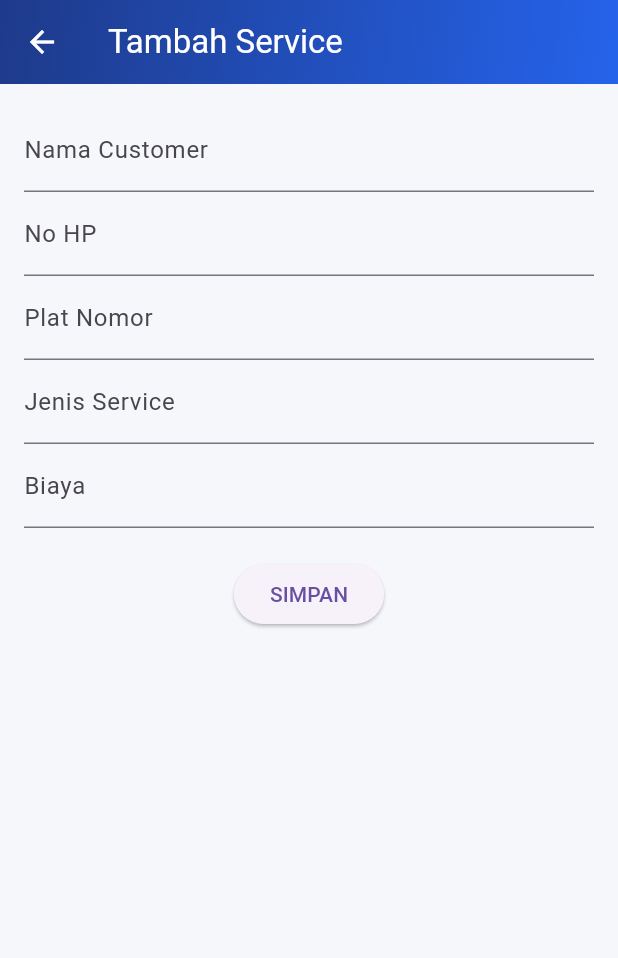
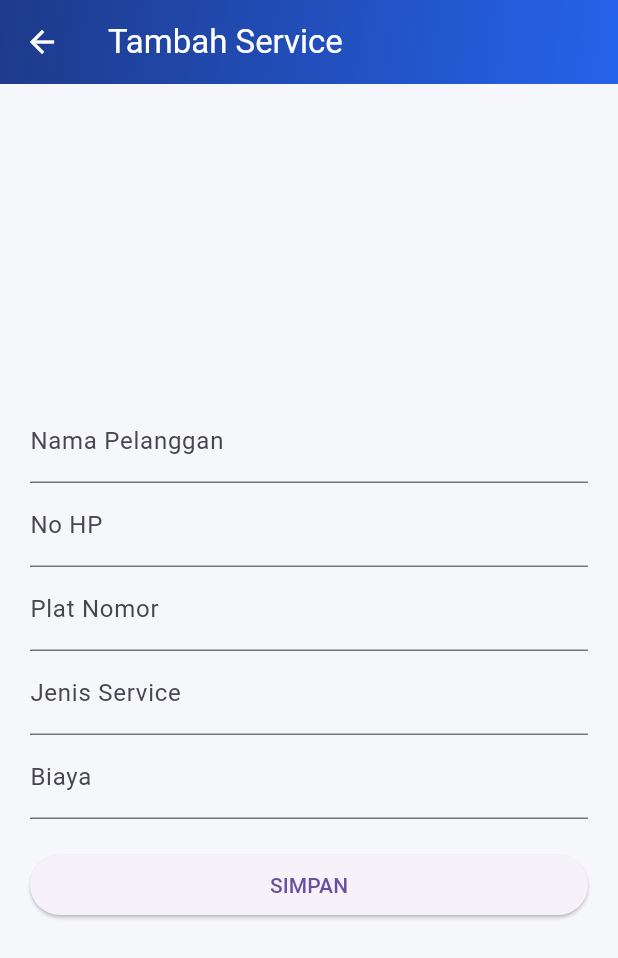
Before and after one commit to LrRyPa/Minpro_PAB, a Flutter app: the AddServicePage screen opened directly, after a tap on "SIMPAN", on a phone screen of 412 x 824 dp. Shown: the top 958 px of the screen. Run offline on Flutter 3.47's test engine with Material 3 defaults, Android fonts, the phone set to English and light mode, and no system bars; our stand-ins replace get.

Commit message:
Bengkel Minpro1

```diff
--- a/bengkel/lib/pages/add_service_page.dart
+++ b/bengkel/lib/pages/add_service_page.dart
@@ -7,11 +7,11 @@ class AddServicePage extends StatelessWidget {
 
   final ServiceController controller = Get.find();
 
-  final namaController = TextEditingController();
-  final noHpController = TextEditingController();
-  final platController = TextEditingController();
-  final jenisController = TextEditingController();
-  final biayaController = TextEditingController();
+  final nama = TextEditingController();
+  final nohp = TextEditingController();
+  final plat = TextEditingController();
+  final jenis = TextEditingController();
+  final biaya = TextEditingController();
 
   @override
   Widget build(BuildContext context) {
@@ -37,28 +37,35 @@ class AddServicePage extends StatelessWidget {
           ),
         ),
       ),
-      body: Padding(
-        padding: EdgeInsets.all(16),
+      body: Center(
+        child: SingleChildScrollView(
+          child: ConstrainedBox(
+            constraints: BoxConstraints(
+              maxWidth: 700,
+            ),
+        child: Padding(
+          padding: EdgeInsets.all(20),
           child: Column(
+            crossAxisAlignment: CrossAxisAlignment.stretch,
             children: [
               TextField(
-              controller: namaController,
-              decoration: InputDecoration(labelText: "Nama Customer"),
+                controller: nama,
+                decoration: InputDecoration(labelText: "Nama Pelanggan"),
               ),
               TextField(
-              controller: noHpController,
+                controller: nohp,
                 decoration: InputDecoration(labelText: "No HP"),
               ),
               TextField(
-              controller: platController,
+                controller: plat,
                 decoration: InputDecoration(labelText: "Plat Nomor"),
               ),
               TextField(
-              controller: jenisController,
+                controller: jenis,
                 decoration: InputDecoration(labelText: "Jenis Service"),
               ),
               TextField(
-              controller: biayaController,
+                controller: biaya,
                 keyboardType: TextInputType.number,
                 decoration: InputDecoration(labelText: "Biaya"),
               ),
@@ -68,14 +75,13 @@ class AddServicePage extends StatelessWidget {
                   controller.tambahService(
                     ServiceModel(
                       id: DateTime.now().toString(),
-                    namaCustomer: namaController.text,
-                    noHp: noHpController.text,
-                    platNomor: platController.text,
-                    jenisService: jenisController.text,
-                    biaya: double.parse(biayaController.text),
+                      namaCustomer: nama.text,
+                      noHp: nohp.text,
+                      platNomor: plat.text,
+                      jenisService: jenis.text,
+                      biaya: double.parse(biaya.text),
                     ),
                   );
-
                   Get.back();
                 },
                 child: Text("SIMPAN"),
@@ -83,6 +89,9 @@ class AddServicePage extends StatelessWidget {
               ],
             ),
           ),
+          ),
+        ),
+      ),
     );
   }
 }
```
Also changed, not shown: bengkel/lib/pages/edit_service_page.dart (+33 -23 lines), bengkel/lib/pages/home_page.dart (+14 -3 lines), 1 other file. Lines whose indentation alone changed are shown as unchanged.
